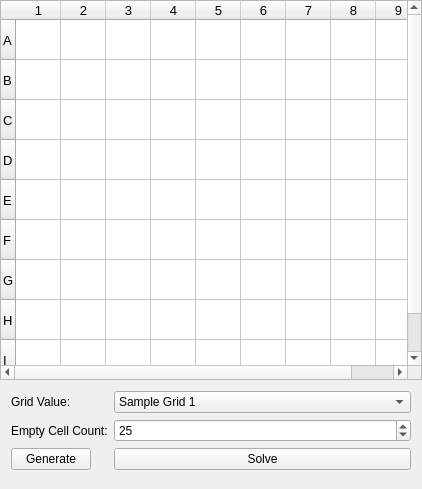
This is Sudoku/mainwindow.ui in Tigran-teq-Tadevosyan/sudoku-ai as Qt 5 draws it before an edit. The edited form follows.
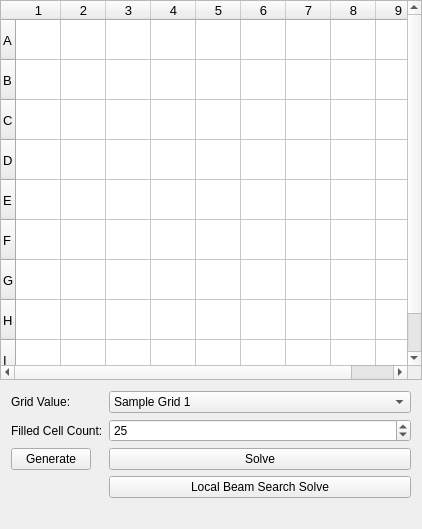
This is the edited form.

Commit message: Added Local Beam Search

Patch:
```diff
--- a/Sudoku/mainwindow.ui
+++ b/Sudoku/mainwindow.ui
@@ -10,7 +10,7 @@
     <x>0</x>
     <y>0</y>
     <width>422</width>
-    <height>489</height>
+    <height>529</height>
    </rect>
   </property>
   <property name="minimumSize">
@@ -273,7 +273,14 @@
        <item row="1" column="0">
         <widget class="QLabel" name="label_2">
          <property name="text">
-          <string>Empty Cell Count:</string>
+          <string>Filled Cell Count:</string>
+         </property>
+        </widget>
+       </item>
+       <item row="4" column="1">
+        <widget class="QPushButton" name="pushButton_3">
+         <property name="text">
+          <string>Local Beam Search Solve</string>
          </property>
         </widget>
        </item>
```
Left out of the diff: 35 changed lines with no effect on the pictures. The commit also changes 17 other files.
